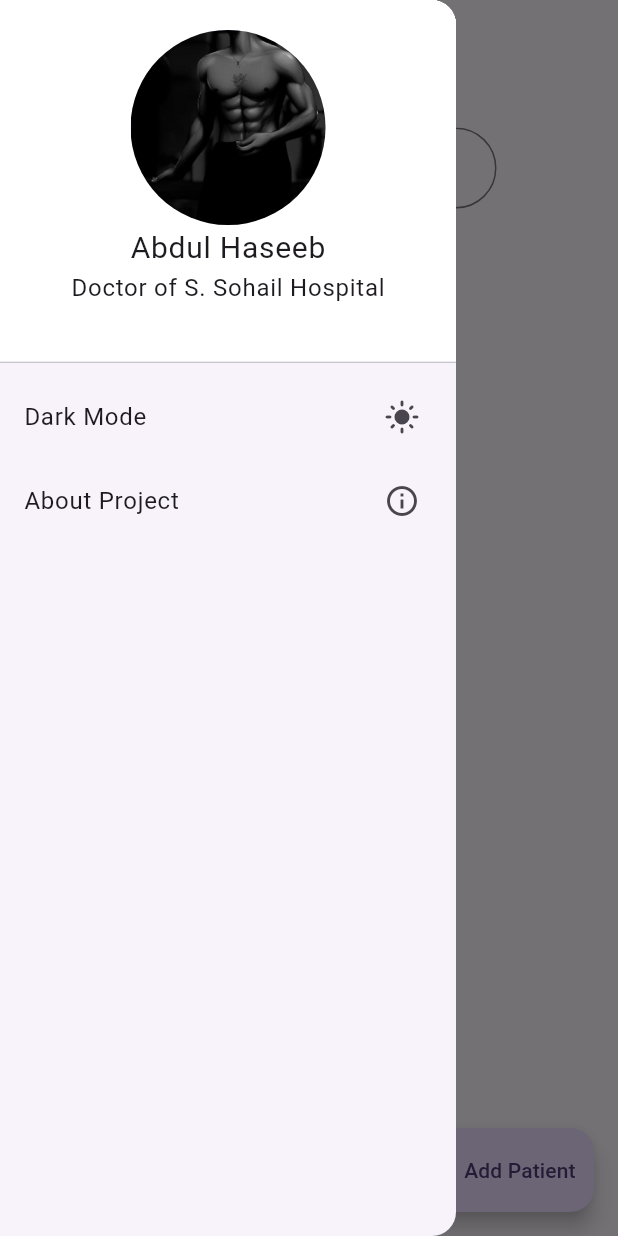
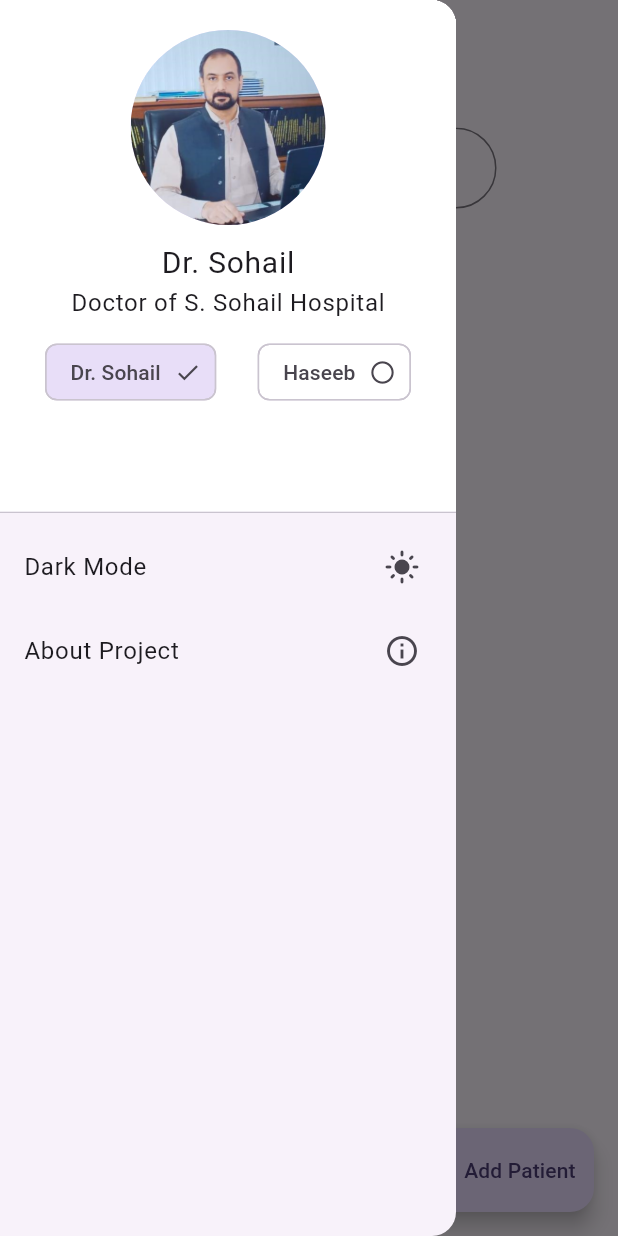
Before and after one commit to HaseebKahn365/s_sohail, a Flutter app: the HomeScreen screen opened directly with empty values, with the side drawer open, on a phone screen of 412 x 824 dp. Run offline on Flutter 3.47's test engine with Material 3 defaults, Android fonts, the phone set to English and light mode, and no system bars; our stand-ins replace flutter_riverpod, sqflite; accounts and stored records are empty.

Commit message:
Big updates

```diff
--- a/lib/classes_and_vars/temp_ui_classes.dart
+++ b/lib/classes_and_vars/temp_ui_classes.dart
@@ -18,18 +18,18 @@ On tapping the pay Bills button an alert dialogue box shows up showing whether w
  */
 
 // this is a temporary class for patient
-class Patient {
-  String name;
-  DateTime admittedOn;
+// class Patient {
+//   String name;
+//   DateTime admittedOn;
 
-  Patient({required this.name, required this.admittedOn});
-}
+//   Patient({required this.name, required this.admittedOn});
+// }
 
-//temporary class for visit
-class Visit {
-  String diagnosis;
-  double amountCharged;
-  DateTime date;
+// //temporary class for visit
+// class Visit {
+//   String diagnosis;
+//   double amountCharged;
+//   DateTime date;
 
-  Visit({required this.diagnosis, required this.amountCharged, required this.date});
-}
+//   Visit({required this.diagnosis, required this.amountCharged, required this.date});
+// }
--- a/lib/main.dart
+++ b/lib/main.dart
@@ -149,16 +149,30 @@ class _HomeScreenState extends State<HomeScreen> {
     // patientService = PatientService();
     // patientService.open();
     bigFuture();
+    print('Creating a doctor');
   }
+
+  DatabaseDoctor d1 = DatabaseDoctor(name: 'Dr. Sohail', specialization: 'General Physician', id: 1);
+  DatabaseDoctor d2 = DatabaseDoctor(name: 'Haseeb', specialization: 'General Surgeon', id: 2);
+
+  //creating a selected Doctor
+  late DatabaseDoctor selectedDoctor;
 
   Future<void> bigFuture() async {
     await hospitalSystemObject.initDatabase();
-    setState(() {});
 
     print('Database initialized');
     print(hospitalSystemObject.patients);
     print(hospitalSystemObject.visits);
     print(hospitalSystemObject.doctors);
+    if (hospitalSystemObject.doctors.isEmpty) {
+      await d1.createDoctor(name: 'Dr. Sohail', specialization: 'General Physician');
+      await d2.createDoctor(name: 'Haseeb', specialization: 'General Surgeon');
+    } else {
+      selectedDoctor = d1;
+      print("selected doctor: $selectedDoctor");
+    }
+    setState(() {});
   }
 
   @override
@@ -171,7 +185,7 @@ class _HomeScreenState extends State<HomeScreen> {
           // increase the height of the drawer header
           children: <Widget>[
             SizedBox(
-              height: 250,
+              height: 350,
               child: DrawerHeader(
                 padding: const EdgeInsets.all(20),
                 child: Column(
@@ -179,10 +193,13 @@ class _HomeScreenState extends State<HomeScreen> {
                     //circle avatar for the profile picture
                     CircleAvatar(
                       radius: 65,
-                      backgroundImage: AssetImage('assets/profile.png'),
+                      backgroundImage: (selectedDoctor.name == 'Dr. Sohail') ? AssetImage('assets/sir.png') : AssetImage('assets/profile.png'),
                     ),
-                    const Text(
-                      'Abdul Haseeb',
+                    const SizedBox(
+                      height: 10,
+                    ),
+                    Text(
+                      selectedDoctor.name,
                       style: TextStyle(
                         fontSize: 20,
                       ),
@@ -191,6 +208,40 @@ class _HomeScreenState extends State<HomeScreen> {
                       'Doctor of S. Sohail Hospital',
                       style: TextStyle(
                         fontSize: 16,
+                      ),
+                    ),
+
+                    //here we will create 3 chips for 3 different doctors we can select the doctor and make it the selected doctor
+
+                    Padding(
+                      padding: const EdgeInsets.all(10.0),
+                      child: Row(
+                        mainAxisAlignment: MainAxisAlignment.center,
+                        children: [
+                          //creating a simple chip for the doctor
+                          Chip(
+                            label: Text('Dr. Sohail'),
+                            backgroundColor: selectedDoctor.name == 'Dr. Sohail' ? Theme.of(context).colorScheme.secondaryContainer : Theme.of(context).colorScheme.onSecondary,
+                            onDeleted: () => setState(() {
+                              selectedDoctor = d1;
+                            }),
+                            deleteIcon: selectedDoctor.name == 'Dr. Sohail' ? Icon(Icons.check) : Icon(Icons.circle_outlined),
+                          ),
+                          Spacer(),
+                          const SizedBox(
+                            width: 10,
+                          ),
+                          Chip(
+                            label: Text('Haseeb'),
+                            backgroundColor: selectedDoctor.name == 'Haseeb' ? Theme.of(context).colorScheme.secondaryContainer : Theme.of(context).colorScheme.onSecondary,
+                            onDeleted: () {
+                              setState(() {
+                                selectedDoctor = d2;
+                              });
+                            },
+                            deleteIcon: selectedDoctor.name == 'Haseeb' ? Icon(Icons.check) : Icon(Icons.circle_outlined),
+                          ),
+                        ],
                       ),
                     ),
                   ],
@@ -274,7 +325,7 @@ class _HomeScreenState extends State<HomeScreen> {
                         padding: const EdgeInsets.only(bottom: 10.0),
                         child: Text(e.name),
                       ),
-                      subtitle: Text("${tempDateTime.day} / ${tempDateTime.month} / ${tempDateTime.year}  at ${(tempDateTime.hour < 10 ? '0' : '') + tempDateTime.hour.toString() + ':' + (tempDateTime.minute < 10 ? '0' : '') + tempDateTime.minute.toString() + (tempDateTime.hour < 12 ? ' AM' : ' PM')}"),
+                      subtitle: Text("${tempDateTime.day} / ${tempDateTime.month} / ${tempDateTime.year}  at ${'${tempDateTime.hour < 10 ? '0' : ''}${tempDateTime.hour}:${tempDateTime.minute < 10 ? '0' : ''}${tempDateTime.minute}${tempDateTime.hour < 12 ? ' AM' : ' PM'}'}"),
                       onTap: () {
                         //Navigate to the patient screen
                         Navigator.push(
@@ -282,6 +333,7 @@ class _HomeScreenState extends State<HomeScreen> {
                           MaterialPageRoute(
                             builder: (context) => PatientScreen(
                               patient: e,
+                              selectedDoctor: selectedDoctor,
                               hospitalSystem: hospitalSystemObject,
                             ),
                           ),
```
Also changed, not shown: lib/classes_and_vars/buisiness_logic_and_classes.dart (+13 -0 lines), lib/screens/patient_screen.dart (+43 -12 lines), assets/profile.png, assets/sir.png (added).
